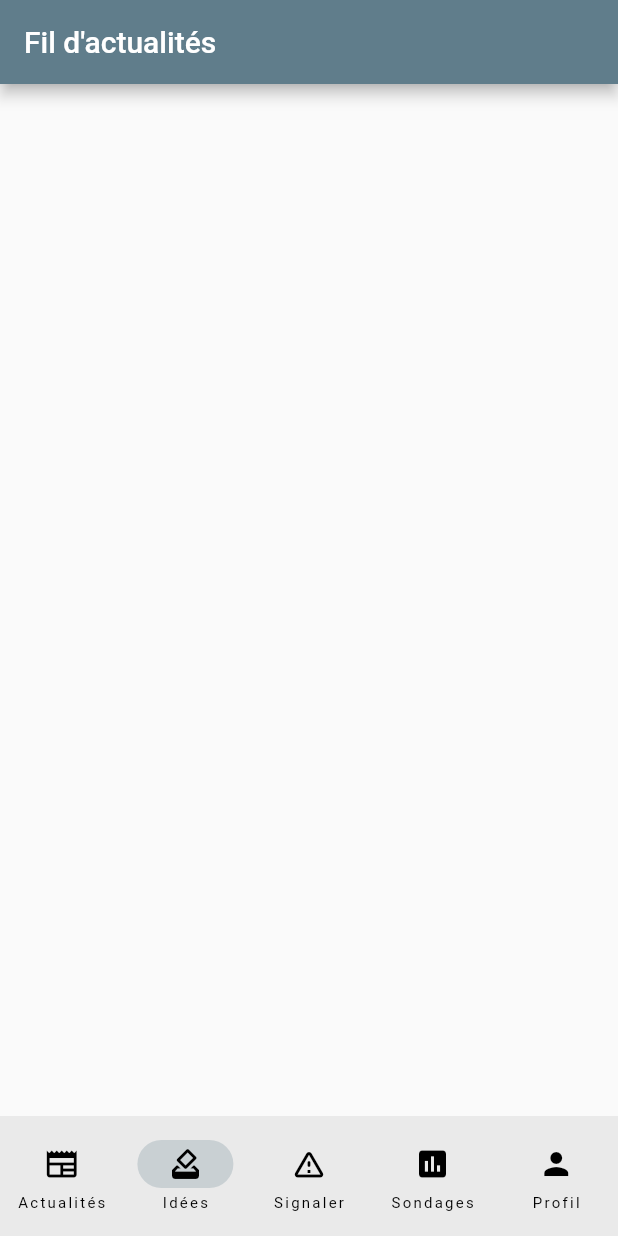
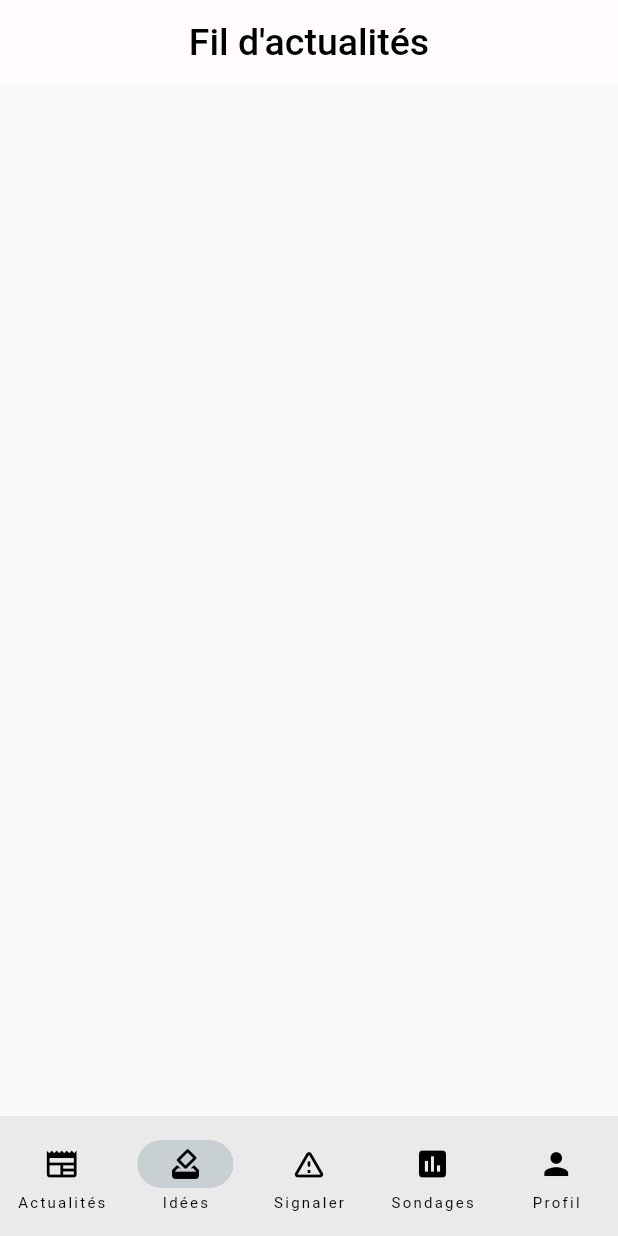
Before and after one commit to lucasburte/vitaville, a Flutter app: the screen it shows after launch, item 2 of the bottom bar chosen, on a phone screen of 412 x 824 dp. Run offline on Flutter 3.47's test engine with Material 2 defaults, Android fonts, the light colour scheme and no system bars.

Commit message:
ajout du style d'appbar à toutes les pages

```diff
--- a/lib/actu_page.dart
+++ b/lib/actu_page.dart
@@ -8,7 +8,16 @@ class ActuPage extends StatelessWidget {
   Widget build(BuildContext context) {
     return Scaffold(
       appBar: AppBar(
-        title: const Text("Fil d'actualités"),
+        title: const Text(
+          "Fil d'actualités",
+          style: TextStyle(
+            color: Colors.black,
+            fontSize: 25,
+          ),
+        ),
+        backgroundColor: const Color(0xFFFFFBFE), //Couleur utilisée sur Figma
+        elevation: 0, //Retire l'ombre sous l'Appbar
+        centerTitle: true, //Permet de centrer le texte
       ),
     );
   }
```
Also changed, not shown: lib/Profile/profile_page.dart (+15 -7 lines), lib/idees_page.dart (+10 -2 lines), lib/signalements_page.dart (+10 -2 lines), lib/sondages_page.dart (+10 -1 lines).
